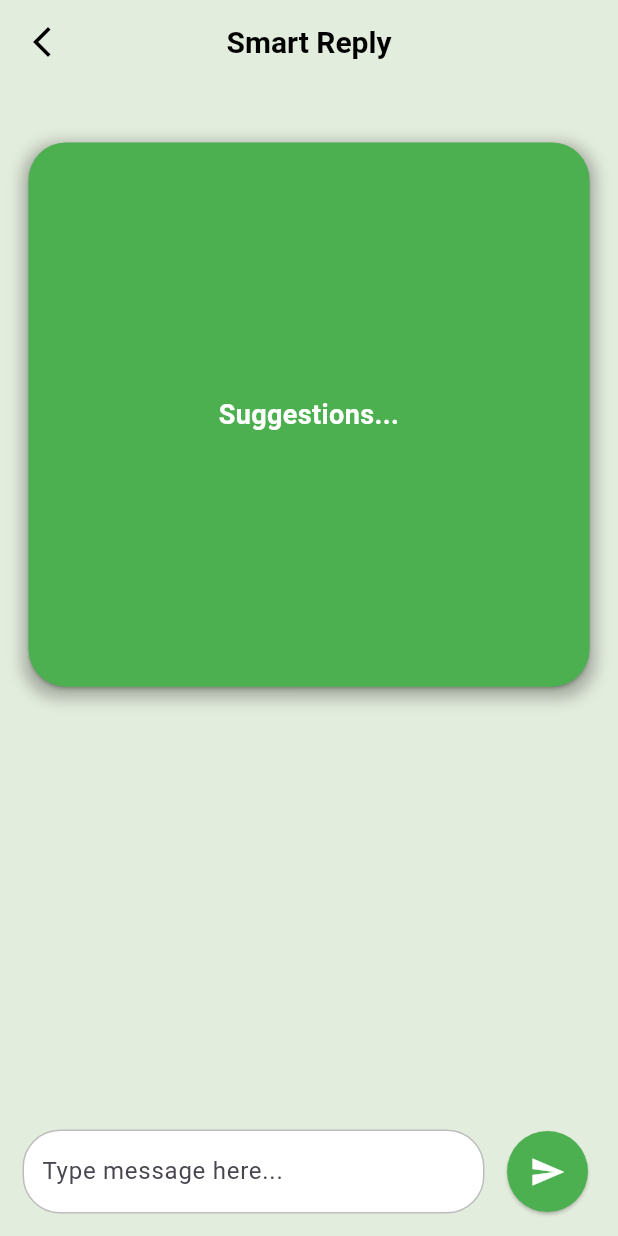
After one commit to rojanparajuli/machine-learning-kit, a Flutter app: the SmartReplyView screen opened directly, after a tap on the "send" icon, on a phone screen of 412 x 824 dp. The commit adds this screen. Run offline on Flutter 3.47's test engine with Material 3 defaults, Android fonts, the phone set to English and light mode, and no system bars; our stand-ins replace camera, cloud_firestore, firebase_core, flutter_bloc, image_picker, lottie; missing offline and left inert: google_ml_kit, google_mlkit_digital_ink_recognition, google_mlkit_pose_detection, google_mlkit_smart_reply; accounts and stored records are empty; project files that could hold a hidden picture were left out.

Commit message:
smart reply done

```diff
--- /dev/null
+++ b/lib/bloc/smartreply/smart_reply_cubit.dart
@@ -0,0 +1,25 @@
+import 'package:flutter_bloc/flutter_bloc.dart';
+import 'package:google_mlkit_smart_reply/google_mlkit_smart_reply.dart';
+import 'package:ml_kit_test/bloc/smartreply/smart_reply_state.dart';
+
+class SmartReplyCubit extends Cubit<SmartReplyState> {
+  final SmartReply smartReply = SmartReply();
+
+  SmartReplyCubit() : super(const SmartReplyState());
+
+  void addMessage(String message) async {
+    smartReply.addMessageToConversationFromRemoteUser(
+      message,
+      DateTime.now().millisecondsSinceEpoch,
+      'remoteUserId',
+    );
+    final response = await smartReply.suggestReplies();
+    emit(SmartReplyState(result: response.suggestions.join('\n')));
+  }
+
+  @override
+  Future<void> close() {
+    smartReply.close();
+    return super.close();
+  }
+}
--- /dev/null
+++ b/lib/bloc/smartreply/smart_reply_state.dart
@@ -0,0 +1,4 @@
+class SmartReplyState {
+  final String result;
+  const SmartReplyState({this.result = 'Suggestions...'});
+}
--- a/lib/main/myapp.dart
+++ b/lib/main/myapp.dart
@@ -8,6 +8,7 @@ import 'package:ml_kit_test/bloc/label/label_bloc.dart';
 import 'package:ml_kit_test/bloc/objectsegment/object_bloc.dart';
 import 'package:ml_kit_test/bloc/pose/pose_bloc.dart';
 import 'package:ml_kit_test/bloc/selfiesegment/selfie_bloc.dart';
+import 'package:ml_kit_test/bloc/smartreply/smart_reply_cubit.dart';
 import 'package:ml_kit_test/bloc/text/text_scanner_bloc.dart';
 import 'package:ml_kit_test/bloc/text/text_scanner_event.dart';
 import 'package:ml_kit_test/view/home/home_screen.dart';
@@ -29,6 +30,8 @@ class MyApp extends StatelessWidget {
         BlocProvider(create: (_) => PoseBloc()),
         BlocProvider(create: (context) => SelfieSegmentBloc()),
         BlocProvider(create: (context) => SegmentationBloc()),
+        BlocProvider(
+      create: (context) => SmartReplyCubit()),
       ],
       child: MaterialApp(
         debugShowCheckedModeBanner: false,
--- a/lib/view/home/home_screen.dart
+++ b/lib/view/home/home_screen.dart
@@ -7,6 +7,7 @@ import 'package:ml_kit_test/view/face/face_detector_screen.dart';
 import 'package:ml_kit_test/view/label/lable_scanner_screen.dart';
 import 'package:ml_kit_test/view/pose/pose_detection_screen.dart';
 import 'package:ml_kit_test/view/selfiesegment/selfie_segment_screen.dart';
+import 'package:ml_kit_test/view/smartReply/smart_reply_screen.dart';
 import 'package:ml_kit_test/view/subjectsegment/subject_segment_screen.dart';
 import 'package:ml_kit_test/view/text/text_scanner_screen.dart';
 
@@ -63,6 +64,11 @@ class _HomeScreenState extends State<HomeScreen> {
       'title': 'Selfie segmentation',
       'screen': SelfieSegmentationScreen(),
       'icon': Icons.person
+    },
+      {
+      'title': 'Smart Reply',
+      'screen': SmartReplyView(),
+      'icon': Icons.reply
     },
   ];
 
--- /dev/null
+++ b/lib/view/smartReply/smart_reply_screen.dart
@@ -0,0 +1,117 @@
+import 'package:flutter/material.dart';
+import 'package:flutter_bloc/flutter_bloc.dart';
+import 'package:ml_kit_test/bloc/smartreply/smart_reply_cubit.dart';
+import 'package:ml_kit_test/bloc/smartreply/smart_reply_state.dart';
+import 'package:ml_kit_test/constant/app_color.dart';
+
+
+
+class SmartReplyView extends StatefulWidget {
+  const SmartReplyView({super.key});
+
+  @override
+  SmartReplyViewState createState() => SmartReplyViewState();
+}
+
+class SmartReplyViewState extends State<SmartReplyView> {
+  final TextEditingController receivedEditingController = TextEditingController();
+
+  @override
+  void dispose() {
+    receivedEditingController.dispose();
+    super.dispose();
+  }
+
+  @override
+  Widget build(BuildContext context) {
+    return Scaffold(
+      appBar: AppBar(
+        leading: IconButton(
+          icon: const Icon(Icons.arrow_back_ios_new, color: Colors.black),
+          onPressed: () => Navigator.pop(context),
+        ),
+        title: const Text('Smart Reply', style: TextStyle(color: Colors.black, fontSize: 20, fontWeight: FontWeight.bold)),
+        centerTitle: true,
+        backgroundColor: AppColor.primaryColor,
+      ),
+      backgroundColor: AppColor.primaryColor,
+      body: Padding(
+        padding: const EdgeInsets.all(15.0),
+        child: Column(
+          mainAxisAlignment: MainAxisAlignment.spaceBetween,
+          children: [
+            BlocBuilder<SmartReplyCubit, SmartReplyState>(
+              builder: (context, state) {
+                return Container(
+                  margin: const EdgeInsets.symmetric(vertical: 20),
+                  width: double.infinity,
+                  height: MediaQuery.of(context).size.height * 0.45,
+                  decoration: BoxDecoration(
+                    borderRadius: BorderRadius.circular(25.0),
+                    boxShadow: const [
+                      BoxShadow(
+                        color: Colors.black26,
+                        offset: Offset(0, 4),
+                        blurRadius: 8,
+                      ),
+                    ],
+                  ),
+                  child: Card(
+                    shape: RoundedRectangleBorder(borderRadius: BorderRadius.circular(25.0)),
+                    color: Colors.green,
+                    child: Center(
+                      child: Padding(
+                        padding: const EdgeInsets.all(15),
+                        child: Text(
+                          state.result,
+                          textAlign: TextAlign.center,
+                          style: const TextStyle(fontSize: 18, color: Colors.white, fontWeight: FontWeight.bold),
+                        ),
+                      ),
+                    ),
+                  ),
+                );
+              },
+            ),
+            Row(
+              children: [
+                Expanded(
+                  child: Container(
+                    padding: const EdgeInsets.symmetric(horizontal: 12.0),
+                    decoration: BoxDecoration(
+                      color: Colors.white,
+                      borderRadius: BorderRadius.circular(25.0),
+                      border: Border.all(color: Colors.grey[400]!, width: 1),
+                    ),
+                    child: TextField(
+                      controller: receivedEditingController,
+                      decoration: const InputDecoration(
+                        hintText: 'Type message here...',
+                        border: InputBorder.none,
+                        contentPadding: EdgeInsets.symmetric(vertical: 15),
+                      ),
+                      style: const TextStyle(color: Colors.black),
+                    ),
+                  ),
+                ),
+                const SizedBox(width: 10),
+                ElevatedButton(
+                  onPressed: () {
+                    context.read<SmartReplyCubit>().addMessage(receivedEditingController.text);
+                    receivedEditingController.clear();
+                  },
+                  style: ElevatedButton.styleFrom(
+                    shape: const CircleBorder(),
+                    padding: const EdgeInsets.all(15),
+                    backgroundColor: Colors.green,
+                  ),
+                  child: const Icon(Icons.send, size: 24, color: Colors.white),
+                ),
+              ],
+            ),
+          ],
+        ),
+      ),
+    );
+  }
+}
--- a/pubspec.yaml
+++ b/pubspec.yaml
@@ -45,6 +45,8 @@ dependencies:
   google_mlkit_digital_ink_recognition: ^0.13.0
   google_mlkit_pose_detection: ^0.13.0
   google_mlkit_subject_segmentation: ^0.0.1
+  firebase_ml_model_downloader: ^0.3.3+1
+  google_mlkit_smart_reply: ^0.12.0
   image: ^4.5.3
   permission_handler: ^11.4.0
   camera: ^0.11.1
```
Also changed, not shown: pubspec.lock, 1 other file.
